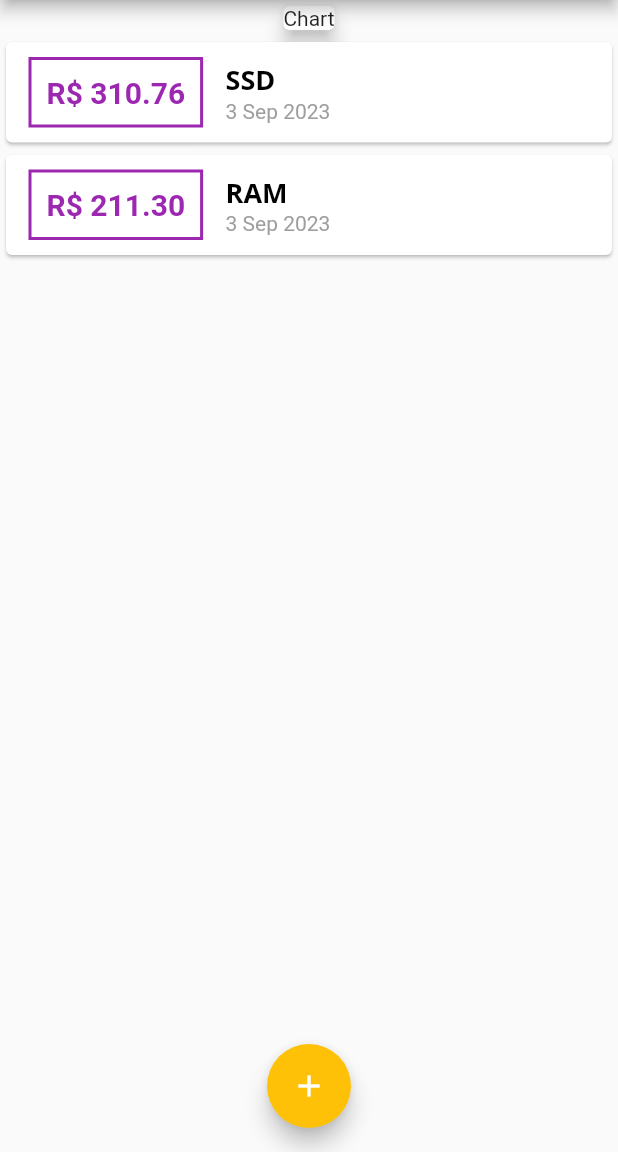
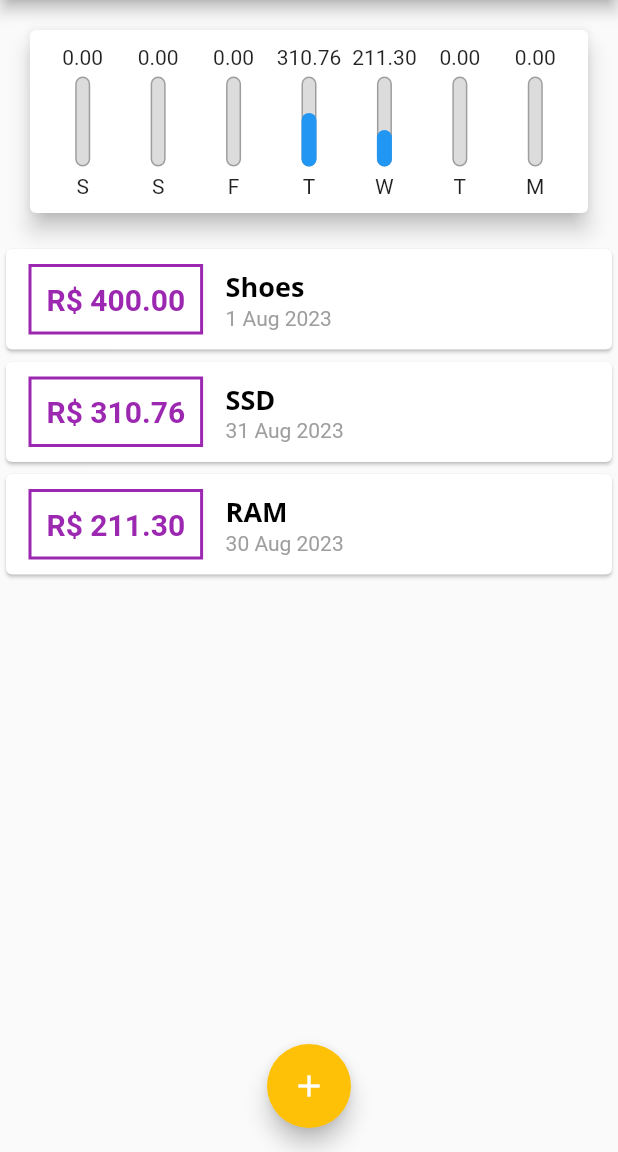
Before and after one commit to FLCampa/personal-expenses, a Flutter app: the screen it shows after launch, on a phone screen of 412 x 824 dp, the part 84-1236 px from its top. Run offline on Flutter 3.47's test engine with Material 2 defaults, Android fonts, the phone set to English and light mode, and no system bars.

Commit message:
feat: chart component creation

```diff
--- /dev/null
+++ b/lib/components/chart.dart
@@ -0,0 +1,67 @@
+import 'package:flutter/material.dart';
+import 'chart_bar.dart';
+import 'package:intl/intl.dart';
+import '../models/transaction.dart';
+
+class Chart extends StatelessWidget {
+  final List<Transaction> recentTransactions;
+
+  const Chart(this.recentTransactions, {super.key});
+
+  List<Map<String, Object>> get groupedTransactions {
+    return List.generate(7, (index) {
+      final weekDay = DateTime.now().subtract(
+        Duration(days: index),
+      );
+
+      double totalSum = 0.0;
+
+      for (var i = 0; i < recentTransactions.length; i++) {
+        bool sameDay = recentTransactions[i].date.day == weekDay.day;
+        bool sameMonth = recentTransactions[i].date.month == weekDay.month;
+        bool sameYear = recentTransactions[i].date.year == weekDay.year;
+
+        if (sameDay && sameMonth && sameYear) {
+          totalSum += recentTransactions[i].value;
+        }
+      }
+
+      return {
+        'day': DateFormat.E().format(weekDay)[0],
+        'value': totalSum,
+      };
+    });
+  }
+
+  double get _weekTotalValue {
+    return groupedTransactions.fold(0.0, (sum, tr) {
+      return sum + (tr['value'] as double);
+    });
+  }
+
+  @override
+  Widget build(BuildContext context) {
+    groupedTransactions;
+
+    return Card(
+      elevation: 6,
+      margin: EdgeInsets.all(20),
+      child: Padding(
+        padding: const EdgeInsets.all(10.0),
+        child: Row(
+          mainAxisAlignment: MainAxisAlignment.spaceAround,
+          children: groupedTransactions.map((tr) {
+            return Flexible(
+              fit: FlexFit.tight,
+              child: ChartBar(
+                label: tr['day'].toString(),
+                value: tr['value'] as double,
+                percentage: (tr['value'] as double) / _weekTotalValue,
+              ),
+            );
+          }).toList(),
+        ),
+      ),
+    );
+  }
+}
--- /dev/null
+++ b/lib/components/chart_bar.dart
@@ -0,0 +1,56 @@
+import 'package:flutter/material.dart';
+
+class ChartBar extends StatelessWidget {
+  final String label;
+  final double value;
+  final double percentage;
+
+  const ChartBar({
+    required this.label,
+    required this.value,
+    required this.percentage,
+    super.key,
+  });
+
+  @override
+  Widget build(BuildContext context) {
+    return Column(
+      children: [
+        FittedBox(
+          child: Text('${value.toStringAsFixed(2)}'),
+        ),
+        SizedBox(height: 5),
+        Container(
+          height: 60,
+          width: 10,
+          child: Stack(
+            alignment: Alignment.bottomCenter,
+            children: [
+              Container(
+                decoration: BoxDecoration(
+                  border: Border.all(
+                    color: Colors.grey,
+                    width: 1,
+                  ),
+                  color: Color.fromRGBO(220, 220, 220, 1),
+                  borderRadius: BorderRadius.circular(5),
+                ),
+              ),
+              FractionallySizedBox(
+                heightFactor: percentage,
+                child: Container(
+                  decoration: BoxDecoration(
+                    color: Theme.of(context).primaryColor,
+                    borderRadius: BorderRadius.circular(5),
+                  ),
+                ),
+              ),
+            ],
+          ),
+        ),
+        SizedBox(height: 5),
+        Text(label),
+      ],
+    );
+  }
+}
--- a/lib/components/transaction_list.dart
+++ b/lib/components/transaction_list.dart
@@ -12,7 +12,22 @@ class TransactionList extends StatelessWidget {
   Widget build(BuildContext context) {
     return SizedBox(
       height: 490,
-      child: ListView.builder(
+      child: transactions.isEmpty
+          ? Column(
+              children: [
+                Text(
+                  'No Transaction Registered',
+                  style: Theme.of(context).textTheme.titleMedium,
+                ),
+                SizedBox(height: 20),
+                Image.asset(
+                  'assets/images/waiting.png',
+                  fit: BoxFit.cover,
+                  height: 150,
+                )
+              ],
+            )
+          : ListView.builder(
               itemCount: transactions.length,
               itemBuilder: (ctx, index) {
                 final tr = transactions[index];
--- a/lib/main.dart
+++ b/lib/main.dart
@@ -1,5 +1,6 @@
 // ignore_for_file: prefer_const_constructors
 import 'package:flutter/material.dart';
+import '../components/chart.dart';
 import 'dart:math';
 
 import './components/transaction_form.dart';
@@ -50,20 +51,34 @@ class MyHomePage extends StatefulWidget {
 }
 
 class _MyHomePageState extends State<MyHomePage> {
-  final _transactions = [
+  final List<Transaction> _transactions = [
+    Transaction(
+      id: 't0',
+      title: 'Shoes',
+      value: 400.00,
+      date: DateTime.now().subtract(Duration(days: 33)),
+    ),
     Transaction(
       id: 't1',
       title: 'SSD',
       value: 310.76,
-      date: DateTime.now(),
+      date: DateTime.now().subtract(Duration(days: 3)),
     ),
     Transaction(
       id: 't2',
       title: 'RAM',
       value: 211.30,
-      date: DateTime.now(),
+      date: DateTime.now().subtract(Duration(days: 4)),
     ),
   ];
+
+  List<Transaction> get _recentTransactions {
+    return _transactions.where((tr) {
+      return tr.date.isAfter(DateTime.now().subtract(
+        Duration(days: 7),
+      ));
+    }).toList();
+  }
 
   _addTransaction(String title, double value) {
     final newTransaction = Transaction(
@@ -104,13 +119,10 @@ class _MyHomePageState extends State<MyHomePage> {
       ),
       body: SingleChildScrollView(
         child: Column(
+          mainAxisAlignment: MainAxisAlignment.spaceAround,
+          crossAxisAlignment: CrossAxisAlignment.stretch, //ocupa todo espaco
           children: [
-            Container(
-              child: const Card(
-                elevation: 5,
-                child: Text('Chart'),
-              ),
-            ),
+            Chart(_recentTransactions),
             TransactionList(_transactions),
           ],
         ),
--- a/pubspec.yaml
+++ b/pubspec.yaml
@@ -19,6 +19,9 @@ dev_dependencies:
 flutter:
   uses-material-design: true
 
+  assets:
+    - assets/images/waiting.png
+
   fonts:
     - family: OpenSans
       fonts:
```
Also changed, not shown: assets/images/waiting.png (added). Lines whose indentation alone changed are shown as unchanged.
